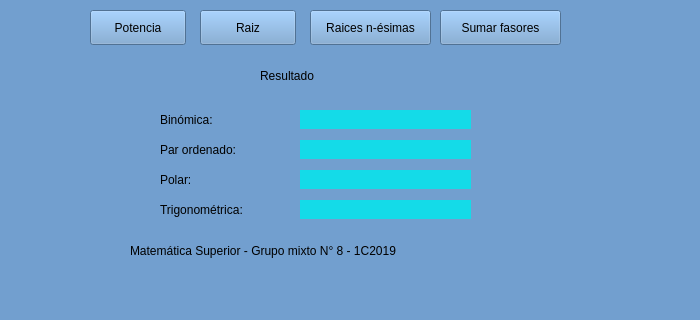
Qt form ncom.ui (emiortiz/TP-MatSup-1c2019) before a commit; both pictures show x 0 to 700 and y 300 to 620 of the 700 by 620 pixel window.
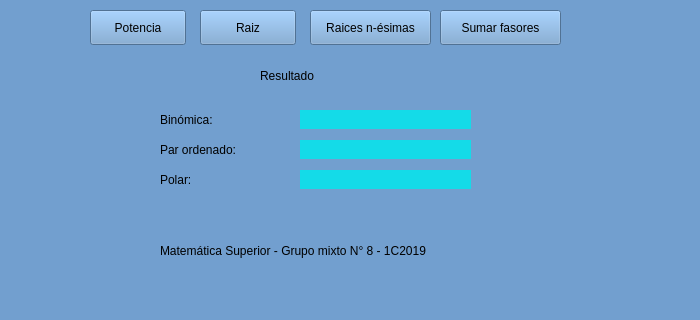
The same form after that commit.

Commit message: Testdividir y fix interfaz

```diff
--- a/ncom.ui
+++ b/ncom.ui
@@ -303,7 +303,7 @@
    <widget class="QLabel" name="label_6">
     <property name="geometry">
      <rect>
-      <x>130</x>
+      <x>160</x>
       <y>530</y>
       <width>411</width>
       <height>41</height>
@@ -330,38 +330,6 @@
      <string>Raices n-ésimas</string>
     </property>
    </widget>
-   <widget class="QLabel" name="label_10">
-    <property name="geometry">
-     <rect>
-      <x>160</x>
-      <y>500</y>
-      <width>121</width>
-      <height>19</height>
-     </rect>
-    </property>
-    <property name="text">
-     <string>Trigonométrica:</string>
-    </property>
-   </widget>
-   <widget class="QLabel" name="trigonometricaText">
-    <property name="geometry">
-     <rect>
-      <x>300</x>
-      <y>500</y>
-      <width>171</width>
-      <height>19</height>
-     </rect>
-    </property>
-    <property name="styleSheet">
-     <string notr="true">background-color: rgb(20, 219, 232);</string>
-    </property>
-    <property name="text">
-     <string/>
-    </property>
-    <property name="alignment">
-     <set>Qt::AlignCenter</set>
-    </property>
-   </widget>
    <widget class="QPushButton" name="fasoresButton">
     <property name="geometry">
      <rect>
```
The commit also changes 2 other files.
